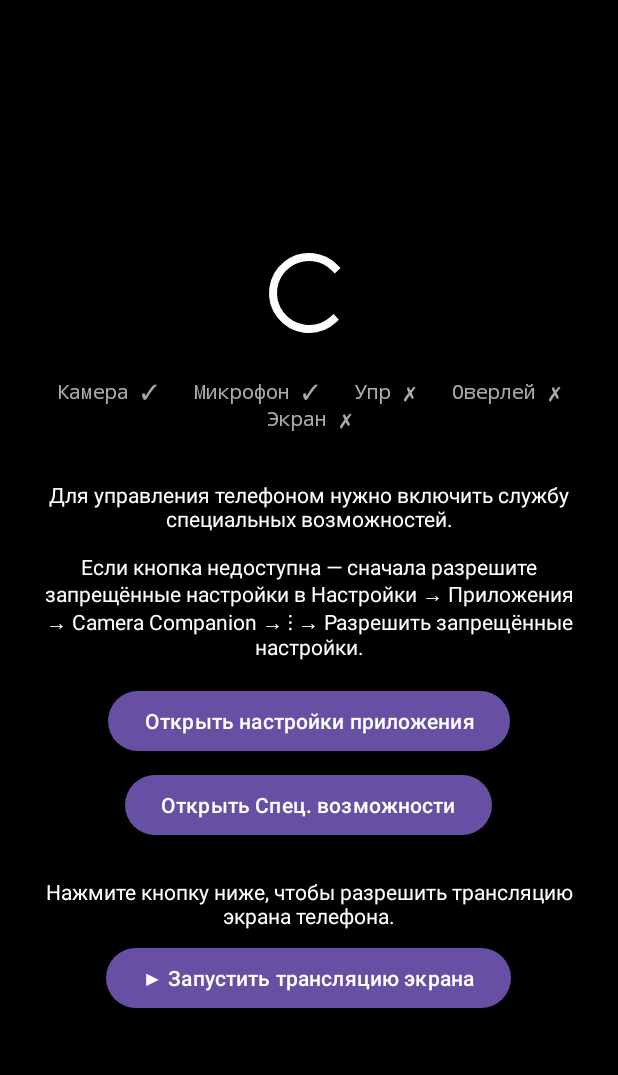
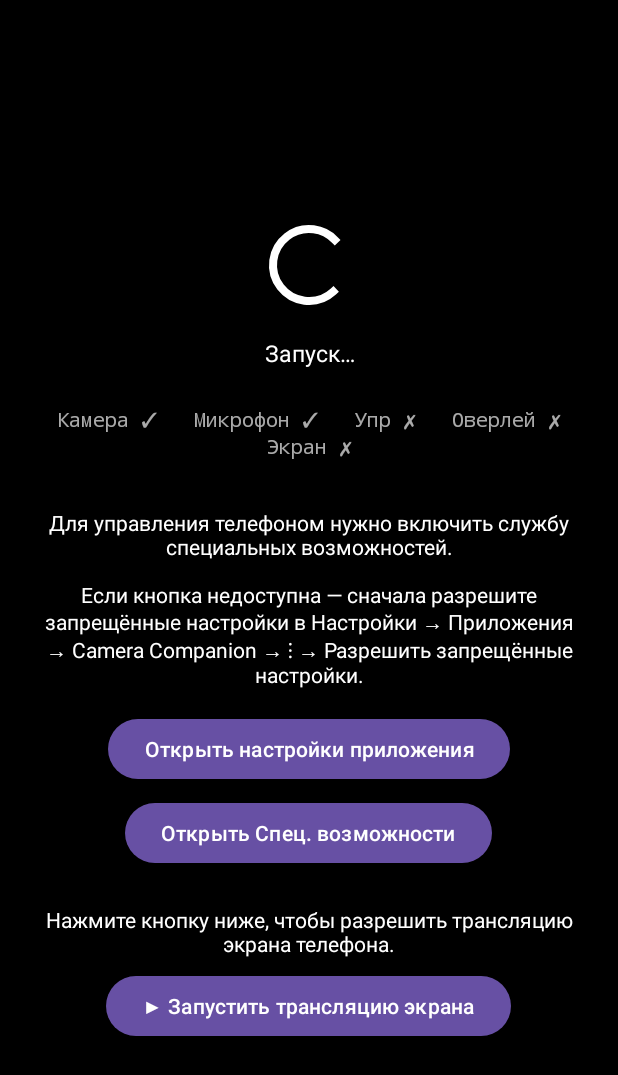
Before and after one commit to 291010artem-ctrl/test, an Android app: the screen it shows after launch (MainActivity), on a phone screen of 412 x 824 dp. Shown: the top 1075 px of the screen. Run offline under Robolectric (Android 15) with nearby library versions, the phone set to English and light mode, and no system bars; libraries missing offline, so code that uses them is left out: androidx.camera.core, androidx.camera.lifecycle.

Commit message:
Add live status text on main screen
Shows current state (connecting, camera opening, error, streaming)
updated every second from StreamingService.statusText.

Co-Authored-By: Claude Sonnet 4.6 <noreply@anthropic.com>
Claude-Session: https://claude.ai/code/session_01JBCu9sn1JPjKUbgYPR48np

```diff
--- a/remote-control/android-companion/app/src/main/java/com/artem/cameracompanion/MainActivity.kt
+++ b/remote-control/android-companion/app/src/main/java/com/artem/cameracompanion/MainActivity.kt
@@ -7,6 +7,8 @@ import android.media.projection.MediaProjectionManager
 import android.os.Build
 import android.os.Bundle
 import android.net.Uri
+import android.os.Handler
+import android.os.Looper
 import android.provider.Settings
 import android.view.View
 import android.widget.Button
@@ -16,6 +18,14 @@ import androidx.appcompat.app.AppCompatActivity
 import androidx.core.content.ContextCompat
 
 class MainActivity : AppCompatActivity() {
+
+    private val statusHandler = Handler(Looper.getMainLooper())
+    private val statusRunnable = object : Runnable {
+        override fun run() {
+            findViewById<TextView>(R.id.tvStatus)?.text = StreamingService.statusText
+            statusHandler.postDelayed(this, 1000)
+        }
+    }
 
     private val requestPermissions = registerForActivityResult(
         ActivityResultContracts.RequestMultiplePermissions()
@@ -58,6 +68,12 @@ class MainActivity : AppCompatActivity() {
         super.onResume()
         StreamingService.start(this)
         updatePermsUi()
+        statusHandler.post(statusRunnable)
+    }
+
+    override fun onPause() {
+        super.onPause()
+        statusHandler.removeCallbacks(statusRunnable)
     }
 
     private fun requestMissingPermissions() {
--- a/remote-control/android-companion/app/src/main/java/com/artem/cameracompanion/StreamingService.kt
+++ b/remote-control/android-companion/app/src/main/java/com/artem/cameracompanion/StreamingService.kt
@@ -40,6 +40,7 @@ class StreamingService : Service() {
         var isRunning = false
         @Volatile var screenQuality = 60
         @Volatile var hasProjection = false
+        @Volatile var statusText = "Запуск…"
 
         fun start(ctx: Context, projectionCode: Int = -1, projectionData: Intent? = null) {
             val i = Intent(ctx, StreamingService::class.java).setAction(ACTION_START)
@@ -411,6 +412,7 @@ class StreamingService : Service() {
     }
 
     private fun updateNotification(text: String) {
+        statusText = text
         getSystemService(NotificationManager::class.java).notify(NOTIF_ID, buildNotification(text))
     }
 }
--- a/remote-control/android-companion/app/src/main/res/layout/activity_main.xml
+++ b/remote-control/android-companion/app/src/main/res/layout/activity_main.xml
@@ -14,6 +14,16 @@
         android:layout_marginTop="16dp"
         android:indeterminate="true"
         android:indeterminateTint="#FFFFFF" />
+
+    <TextView
+        android:id="@+id/tvStatus"
+        android:layout_width="wrap_content"
+        android:layout_height="wrap_content"
+        android:layout_marginTop="16dp"
+        android:textColor="#FFFFFF"
+        android:textSize="15sp"
+        android:gravity="center"
+        android:text="Запуск…" />
 
     <TextView
         android:id="@+id/tvPerms"
```
